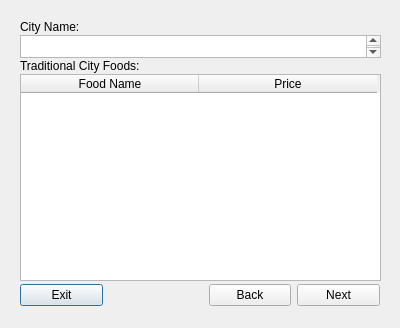
Qt form EuroTrip/foodplanner.ui (dal07065/European-Vacation) before a commit.
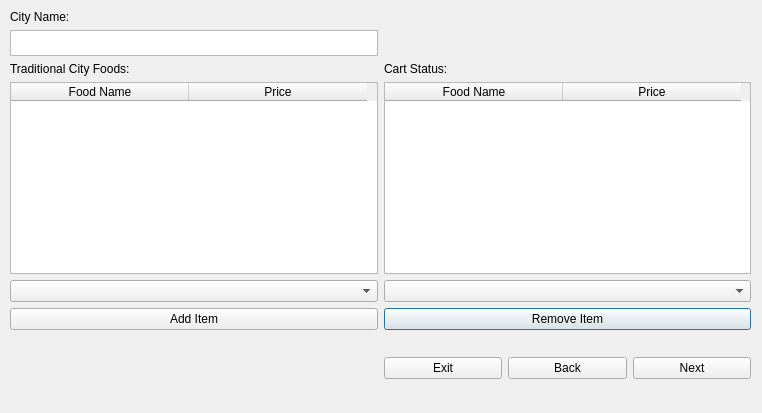
The same form after that commit.

Commit message: Food Planner Update(LK)

The edit to the form file:
```diff
--- a/EuroTrip/foodplanner.ui
+++ b/EuroTrip/foodplanner.ui
@@ -6,8 +6,8 @@
    <rect>
     <x>0</x>
     <y>0</y>
-    <width>400</width>
-    <height>328</height>
+    <width>762</width>
+    <height>413</height>
    </rect>
   </property>
   <property name="windowTitle">
@@ -16,86 +16,54 @@
   <widget class="QWidget" name="horizontalLayoutWidget">
    <property name="geometry">
     <rect>
-     <x>20</x>
-     <y>280</y>
-     <width>360</width>
-     <height>31</height>
+     <x>10</x>
+     <y>10</y>
+     <width>741</width>
+     <height>391</height>
     </rect>
    </property>
-   <layout class="QHBoxLayout" name="horizontalLayout">
-    <item>
-     <widget class="QPushButton" name="pushButton_3">
+   <layout class="QGridLayout" name="gridLayout">
+    <item row="0" column="0">
+     <widget class="QLabel" name="label_2">
+      <property name="sizePolicy">
+       <sizepolicy hsizetype="Preferred" vsizetype="Preferred">
+        <horstretch>0</horstretch>
+        <verstretch>0</verstretch>
+       </sizepolicy>
+      </property>
+      <property name="maximumSize">
+       <size>
+        <width>16777215</width>
+        <height>20</height>
+       </size>
+      </property>
       <property name="text">
-       <string>Exit</string>
+       <string>City Name:</string>
       </property>
      </widget>
     </item>
-    <item>
-     <spacer name="horizontalSpacer">
+    <item row="2" column="1">
+     <widget class="QLabel" name="label_3">
+      <property name="text">
+       <string>Cart Status:</string>
+      </property>
+     </widget>
+    </item>
+    <item row="4" column="0">
+     <spacer name="verticalSpacer">
       <property name="orientation">
-       <enum>Qt::Horizontal</enum>
-      </property>
-      <property name="sizeType">
-       <enum>QSizePolicy::Fixed</enum>
+       <enum>Qt::Vertical</enum>
       </property>
       <property name="sizeHint" stdset="0">
        <size>
-        <width>100</width>
-        <height>0</height>
+        <width>20</width>
+        <height>40</height>
        </size>
       </property>
      </spacer>
     </item>
-    <item>
-     <widget class="QPushButton" name="pushButton_2">
-      <property name="text">
-       <string>Back</string>
-      </property>
-     </widget>
-    </item>
-    <item>
-     <widget class="QPushButton" name="pushButton">
-      <property name="text">
-       <string>Next</string>
-      </property>
-     </widget>
-    </item>
-   </layout>
-  </widget>
-  <widget class="QWidget" name="verticalLayoutWidget">
-   <property name="geometry">
-    <rect>
-     <x>20</x>
-     <y>20</y>
-     <width>361</width>
-     <height>261</height>
-    </rect>
-   </property>
-   <layout class="QVBoxLayout" name="verticalLayout">
-    <property name="spacing">
-     <number>1</number>
-    </property>
-    <item>
-     <widget class="QLabel" name="label_2">
-      <property name="sizePolicy">
-       <sizepolicy hsizetype="Preferred" vsizetype="Preferred">
-        <horstretch>0</horstretch>
-        <verstretch>0</verstretch>
-       </sizepolicy>
-      </property>
-      <property name="maximumSize">
-       <size>
-        <width>16777215</width>
-        <height>20</height>
-       </size>
-      </property>
-      <property name="text">
-       <string>City Name:</string>
-      </property>
-     </widget>
-    </item>
-    <item>
-     <widget class="QTextBrowser" name="textBrowser">
+    <item row="1" column="0">
+     <widget class="QTextBrowser" name="cityName">
       <property name="sizePolicy">
        <sizepolicy hsizetype="Expanding" vsizetype="Expanding">
         <horstretch>0</horstretch>
@@ -105,12 +73,153 @@
       <property name="maximumSize">
        <size>
         <width>16777215</width>
-        <height>23</height>
+        <height>26</height>
        </size>
       </property>
      </widget>
     </item>
-    <item>
+    <item row="3" column="1">
+     <layout class="QVBoxLayout" name="verticalLayout">
+      <item>
+       <widget class="QTableWidget" name="tableWidgetCart">
+        <property name="frameShape">
+         <enum>QFrame::StyledPanel</enum>
+        </property>
+        <property name="selectionMode">
+         <enum>QAbstractItemView::MultiSelection</enum>
+        </property>
+        <property name="selectionBehavior">
+         <enum>QAbstractItemView::SelectRows</enum>
+        </property>
+        <property name="showGrid">
+         <bool>false</bool>
+        </property>
+        <property name="columnCount">
+         <number>2</number>
+        </property>
+        <attribute name="horizontalHeaderDefaultSectionSize">
+         <number>178</number>
+        </attribute>
+        <column>
+         <property name="text">
+          <string>Food Name</string>
+         </property>
+         <property name="font">
+          <font>
+           <weight>50</weight>
+           <bold>false</bold>
+          </font>
+         </property>
+         <property name="textAlignment">
+          <set>AlignCenter</set>
+         </property>
+        </column>
+        <column>
+         <property name="text">
+          <string>Price</string>
+         </property>
+         <property name="textAlignment">
+          <set>AlignCenter</set>
+         </property>
+        </column>
+       </widget>
+      </item>
+      <item>
+       <widget class="QComboBox" name="comboBoxRemove"/>
+      </item>
+      <item>
+       <widget class="QPushButton" name="removeItem">
+        <property name="text">
+         <string>Remove Item</string>
+        </property>
+       </widget>
+      </item>
+     </layout>
+    </item>
+    <item row="3" column="0">
+     <layout class="QVBoxLayout" name="verticalLayout_2">
+      <item>
+       <widget class="QTableWidget" name="tableWidget">
+        <property name="frameShape">
+         <enum>QFrame::StyledPanel</enum>
+        </property>
+        <property name="selectionMode">
+         <enum>QAbstractItemView::MultiSelection</enum>
+        </property>
+        <property name="selectionBehavior">
+         <enum>QAbstractItemView::SelectRows</enum>
+        </property>
+        <property name="showGrid">
+         <bool>false</bool>
+        </property>
+        <property name="columnCount">
+         <number>2</number>
+        </property>
+        <attribute name="horizontalHeaderDefaultSectionSize">
+         <number>178</number>
+        </attribute>
+        <column>
+         <property name="text">
+          <string>Food Name</string>
+         </property>
+         <property name="font">
+          <font>
+           <weight>50</weight>
+           <bold>false</bold>
+          </font>
+         </property>
+         <property name="textAlignment">
+          <set>AlignCenter</set>
+         </property>
+        </column>
+        <column>
+         <property name="text">
+          <string>Price</string>
+         </property>
+         <property name="textAlignment">
+          <set>AlignCenter</set>
+         </property>
+        </column>
+       </widget>
+      </item>
+      <item>
+       <widget class="QComboBox" name="comboBoxAdd"/>
+      </item>
+      <item>
+       <widget class="QPushButton" name="addItem">
+        <property name="text">
+         <string>Add Item</string>
+        </property>
+       </widget>
+      </item>
+     </layout>
+    </item>
+    <item row="4" column="1">
+     <layout class="QHBoxLayout" name="horizontalLayout">
+      <item>
+       <widget class="QPushButton" name="exitButton">
+        <property name="text">
+         <string>Exit</string>
+        </property>
+       </widget>
+      </item>
+      <item>
+       <widget class="QPushButton" name="backButton">
+        <property name="text">
+         <string>Back</string>
+        </property>
+       </widget>
+      </item>
+      <item>
+       <widget class="QPushButton" name="nextButton">
+        <property name="text">
+         <string>Next</string>
+        </property>
+       </widget>
+      </item>
+     </layout>
+    </item>
+    <item row="2" column="0">
      <widget class="QLabel" name="label">
       <property name="sizePolicy">
        <sizepolicy hsizetype="Preferred" vsizetype="Preferred">
@@ -129,50 +238,6 @@
       </property>
      </widget>
     </item>
-    <item>
-     <widget class="QTableWidget" name="tableWidget">
-      <property name="frameShape">
-       <enum>QFrame::StyledPanel</enum>
-      </property>
-      <property name="selectionMode">
-       <enum>QAbstractItemView::MultiSelection</enum>
-      </property>
-      <property name="selectionBehavior">
-       <enum>QAbstractItemView::SelectRows</enum>
-      </property>
-      <property name="showGrid">
-       <bool>false</bool>
-      </property>
-      <property name="columnCount">
-       <number>2</number>
-      </property>
-      <attribute name="horizontalHeaderDefaultSectionSize">
-       <number>178</number>
-      </attribute>
-      <column>
-       <property name="text">
-        <string>Food Name</string>
-       </property>
-       <property name="font">
-        <font>
-         <weight>50</weight>
-         <bold>false</bold>
-        </font>
-       </property>
-       <property name="textAlignment">
-        <set>AlignCenter</set>
-       </property>
-      </column>
-      <column>
-       <property name="text">
-        <string>Price</string>
-       </property>
-       <property name="textAlignment">
-        <set>AlignCenter</set>
-       </property>
-      </column>
-     </widget>
-    </item>
    </layout>
   </widget>
  </widget>
```
Left out of the diff: 2 changed lines with no effect on the pictures. The commit also changes 7 other files.
